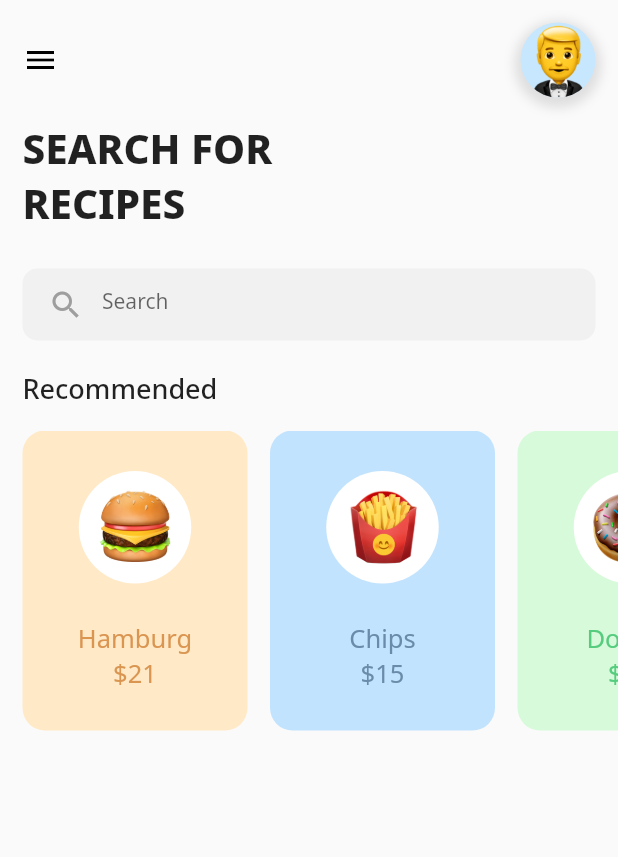
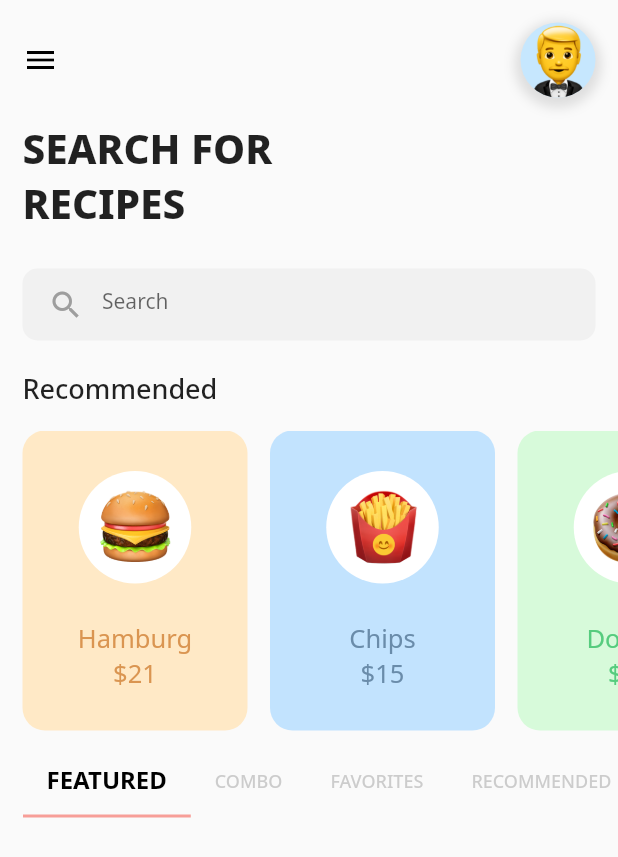
Before and after one commit to najmulmyself/flutter_Foodie, a Flutter app: the screen it shows after launch, on a phone screen of 412 x 824 dp. Shown: the top 857 px of the screen. Run offline on Flutter 3.47's test engine with Material 2 defaults, Android fonts, the phone set to English and light mode, and no system bars; our stand-ins replace google_fonts.

```diff
--- a/lib/dashboardpage.dart
+++ b/lib/dashboardpage.dart
@@ -1,3 +1,5 @@
+// ignore_for_file: prefer_const_constructors, prefer_const_literals_to_create_immutables
+
 import 'package:flutter/material.dart';
 import 'package:google_fonts/google_fonts.dart';
 
@@ -8,7 +10,16 @@ class DashboardPage extends StatefulWidget {
   State<DashboardPage> createState() => _DashboardPageState();
 }
 
-class _DashboardPageState extends State<DashboardPage> {
+class _DashboardPageState extends State<DashboardPage>
+    with SingleTickerProviderStateMixin {
+  TabController? tabController;
+  @override
+  void initState() {
+    // TODO: implement initState
+    super.initState();
+    tabController = TabController(length: 4, vsync: this);
+  }
+
   @override
   Widget build(BuildContext context) {
     return Scaffold(
@@ -97,7 +108,39 @@ class _DashboardPageState extends State<DashboardPage> {
                 _buildListItem('Donuts', 'assets/doughnut.png', '15',
                     Color(0xFFD7FADA), Color(0xFF56CC7E)),
               ],
-              )),
+            ),
+          ),
+          SizedBox(height: 10),
+          Padding(
+            padding: EdgeInsets.only(
+              left: 15,
+            ),
+            child: TabBar(
+              controller: tabController,
+              isScrollable: true,
+              indicatorColor: Colors.red.withOpacity(0.5),
+              labelColor: Colors.black,
+              unselectedLabelColor: Colors.grey.withOpacity(0.5),
+              labelStyle: GoogleFonts.notoSans(
+                  fontSize: 16.0, fontWeight: FontWeight.w700),
+              unselectedLabelStyle: GoogleFonts.notoSans(
+                  fontSize: 12.0, fontWeight: FontWeight.w500),
+              tabs: [
+                Tab(
+                  child: Text('FEATURED'),
+                ),
+                Tab(
+                  child: Text('COMBO'),
+                ),
+                Tab(
+                  child: Text('FAVORITES'),
+                ),
+                Tab(
+                  child: Text('RECOMMENDED'),
+                ),
+              ],
+            ),
+          ),
         ],
       ),
     );
@@ -121,7 +164,9 @@ _buildListItem(String foodName, String imgPath, String price, Color bgColor,
         height: 175.0,
         width: 150.0,
         decoration: BoxDecoration(
-            borderRadius: BorderRadius.circular(15.0), color: bgColor),
+          borderRadius: BorderRadius.circular(15.0),
+          color: bgColor,
+        ),
         child: Column(
           mainAxisAlignment: MainAxisAlignment.center,
           children: [
@@ -133,18 +178,28 @@ _buildListItem(String foodName, String imgPath, String price, Color bgColor,
                 decoration:
                     BoxDecoration(color: Colors.white, shape: BoxShape.circle),
                 child: Center(
-                  child: Image.asset(imgPath, height: 50.0, width: 50.0),
+                  child: Image.asset(
+                    imgPath,
+                    height: 50.0,
+                    width: 50.0,
+                  ),
                 ),
               ),
             ),
             SizedBox(height: 25.0),
             Text(
               foodName,
-              style: GoogleFonts.notoSans(fontSize: 17.0, color: textColor),
+              style: GoogleFonts.notoSans(
+                fontSize: 17.0,
+                color: textColor,
+              ),
             ),
             Text(
               '\$' + price,
-              style: GoogleFonts.notoSans(fontSize: 17.0, color: textColor),
+              style: GoogleFonts.notoSans(
+                fontSize: 17.0,
+                color: textColor,
+              ),
             )
           ],
         ),
```
Lines whose indentation alone changed are shown as unchanged.
